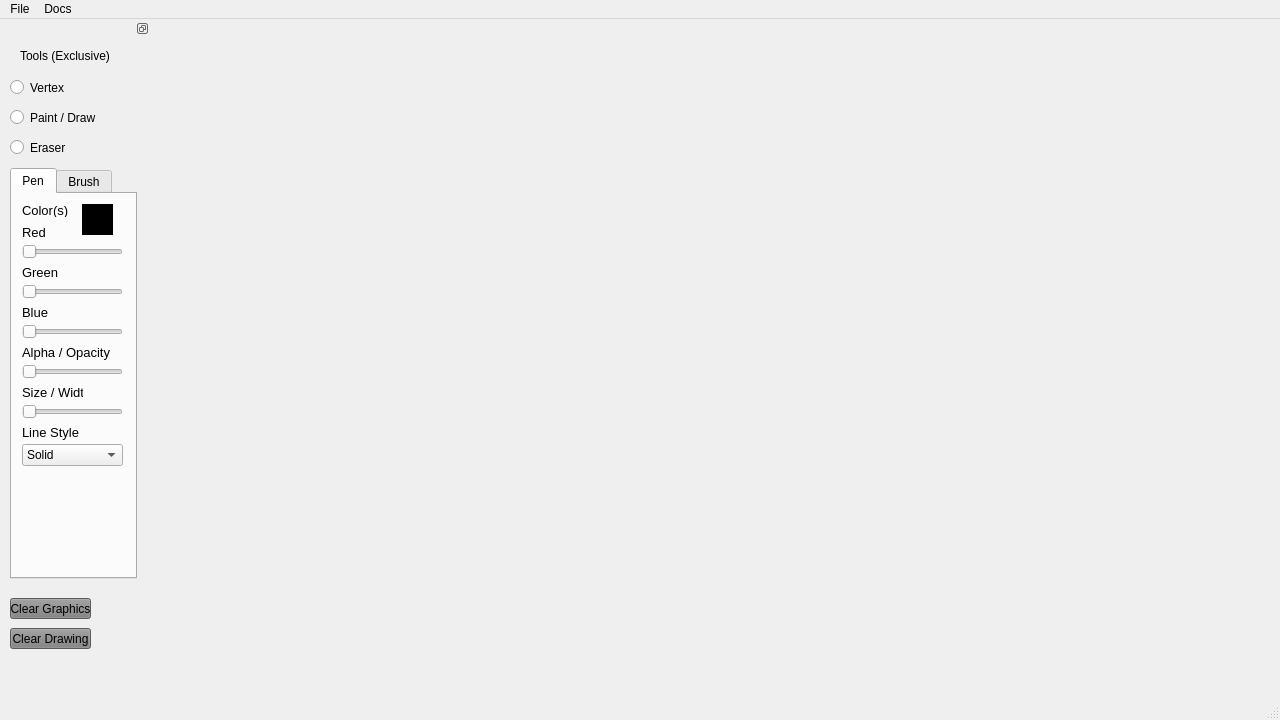
Old version of the form mainwindow.ui in the repository ChaseSinify/GraphicsGUI.
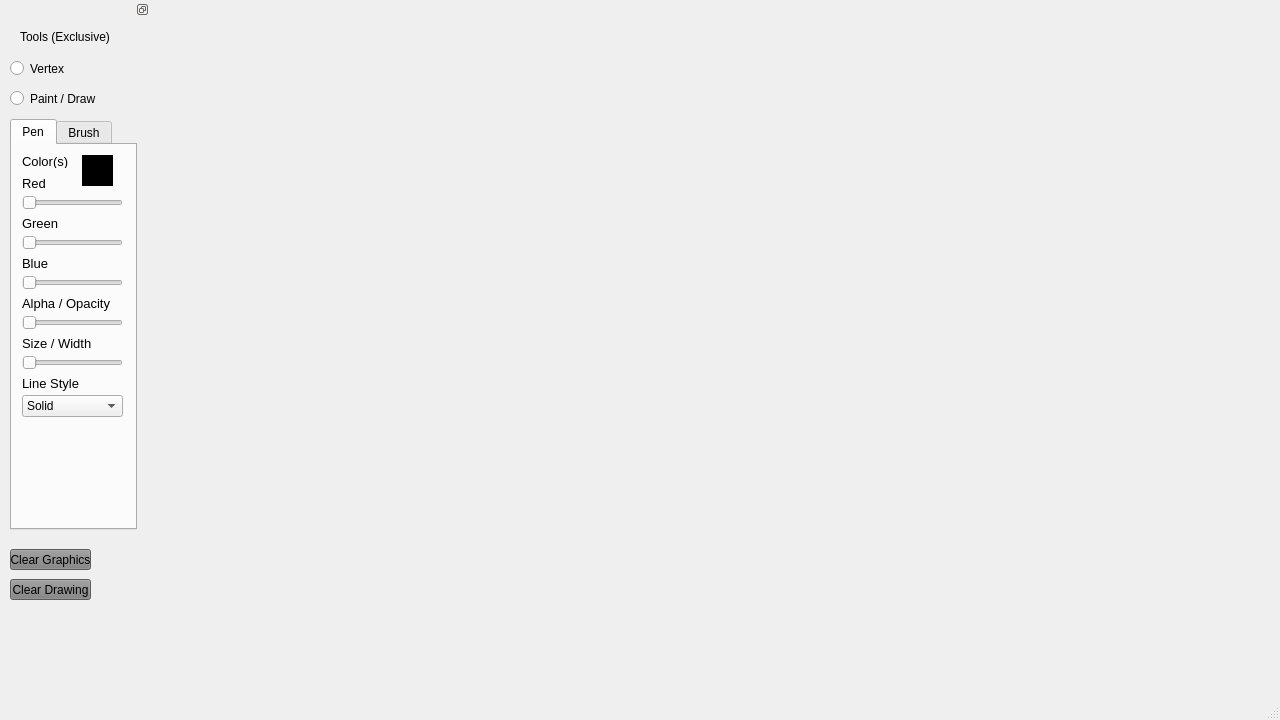
New version of the form. The open tabs and pages were chosen to show the change.

Diff of the .ui file:
```diff
--- a/mainwindow.ui
+++ b/mainwindow.ui
@@ -60,18 +60,6 @@
      <height>20</height>
     </rect>
    </property>
-   <widget class="QMenu" name="menuMenu">
-    <property name="title">
-     <string>File</string>
-    </property>
-   </widget>
-   <widget class="QMenu" name="menuDocs">
-    <property name="title">
-     <string>Docs</string>
-    </property>
-   </widget>
-   <addaction name="menuMenu"/>
-   <addaction name="menuDocs"/>
   </widget>
   <widget class="QStatusBar" name="statusbar"/>
   <widget class="QDockWidget" name="toolDock">
@@ -151,24 +139,11 @@
       <string>Paint / Draw</string>
      </property>
     </widget>
-    <widget class="QRadioButton" name="eraserTool">
-     <property name="geometry">
-      <rect>
-       <x>10</x>
-       <y>100</y>
-       <width>91</width>
-       <height>19</height>
-      </rect>
-     </property>
-     <property name="text">
-      <string>Eraser</string>
-     </property>
-    </widget>
     <widget class="QPushButton" name="clearGraphicsButton">
      <property name="geometry">
       <rect>
        <x>10</x>
-       <y>560</y>
+       <y>530</y>
        <width>81</width>
        <height>21</height>
       </rect>
@@ -184,7 +159,7 @@
      <property name="geometry">
       <rect>
        <x>10</x>
-       <y>590</y>
+       <y>560</y>
        <width>81</width>
        <height>21</height>
       </rect>
@@ -206,7 +181,7 @@
      <property name="geometry">
       <rect>
        <x>10</x>
-       <y>130</y>
+       <y>100</y>
        <width>127</width>
        <height>411</height>
       </rect>
@@ -273,7 +248,7 @@
         <rect>
          <x>10</x>
          <y>190</y>
-         <width>61</width>
+         <width>91</width>
          <height>16</height>
         </rect>
        </property>
```
